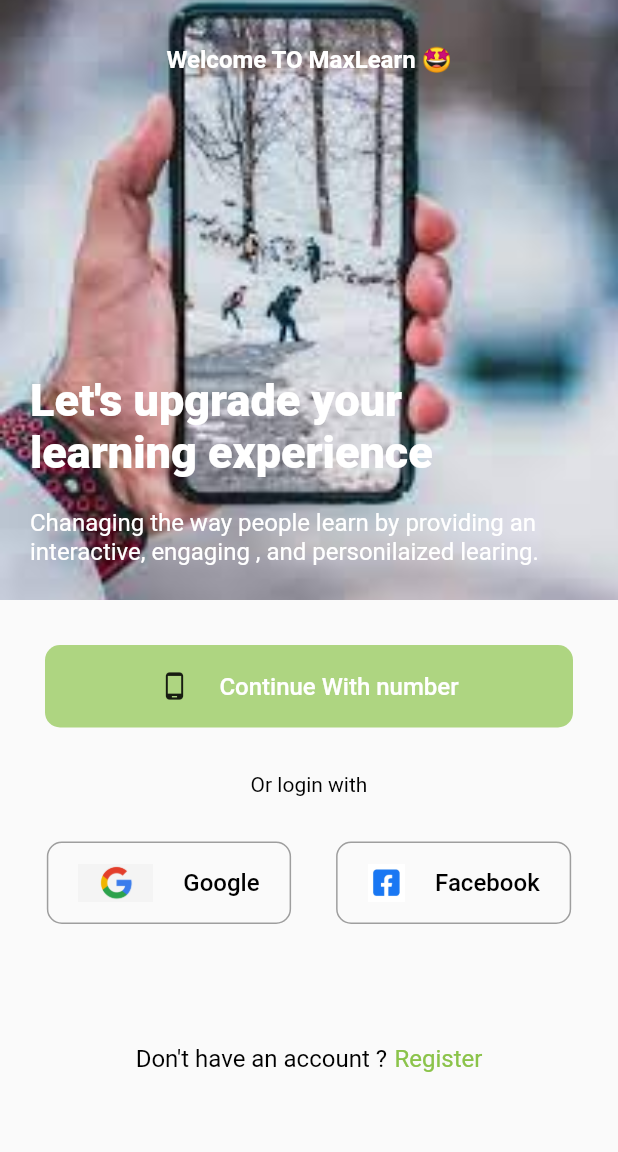
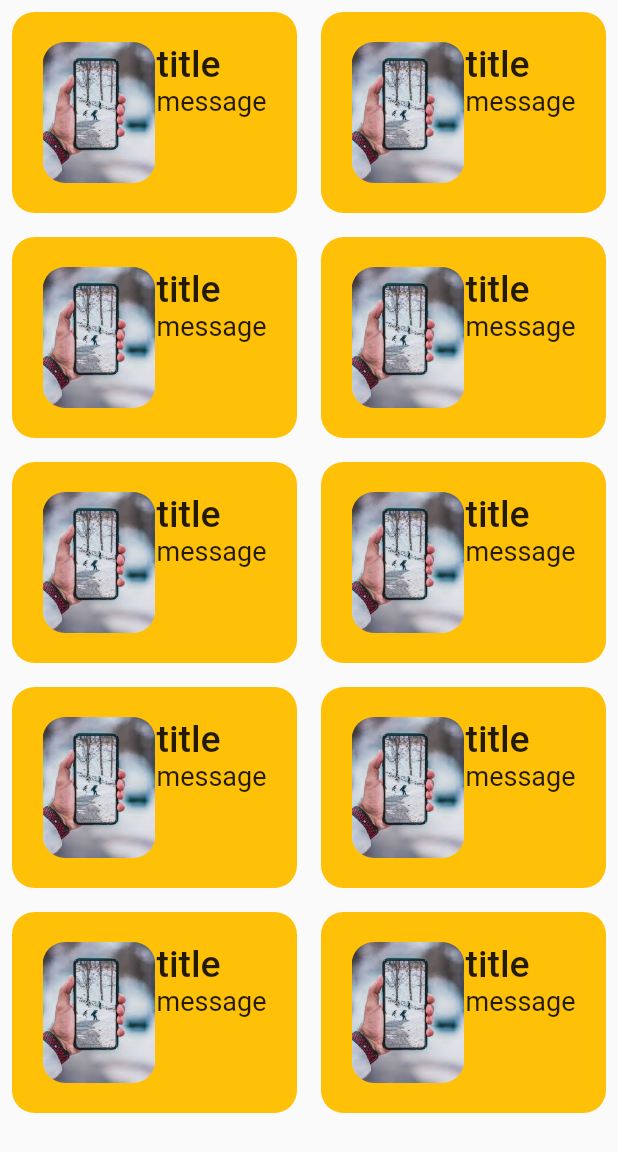
Before and after one commit to AyushKrSingh000/gdsc-workshop, a Flutter app: the screen it shows after launch, after a tap on "Continue With number", on a phone screen of 412 x 824 dp. Shown: the top 1152 px of the screen. Run offline on Flutter 3.47's test engine with Material 2 defaults, Android fonts, the phone set to English and light mode, and no system bars.

Commit message:
8th august

```diff
--- /dev/null
+++ b/lib/grid_view_screen.dart
@@ -0,0 +1,34 @@
+import 'package:demo_gdsc/models/card_data.dart';
+import 'package:demo_gdsc/widgets/custom_card.dart';
+import 'package:flutter/material.dart';
+
+class GridViewScreen extends StatelessWidget {
+  const GridViewScreen({super.key});
+
+  @override
+  Widget build(BuildContext context) {
+    return Scaffold(
+      body: Column(
+        children: [
+          GridView.builder(
+            shrinkWrap: true,
+            gridDelegate: const SliverGridDelegateWithFixedCrossAxisCount(
+              crossAxisCount: 2,
+              mainAxisExtent: 150,
+            ),
+            itemBuilder: (context, index) => const Padding(
+              padding: EdgeInsets.all(8.0),
+              child: CustomCard(
+                cardData: CardData(
+                    image: 'assets/images/phone.jpeg',
+                    message: 'message',
+                    title: 'title'),
+              ),
+            ),
+            itemCount: 10,
+          ),
+        ],
+      ),
+    );
+  }
+}
--- a/lib/home_page.dart
+++ b/lib/home_page.dart
@@ -77,15 +77,7 @@ class _HomeScreenState extends State<HomeScreen> {
                 padding: const EdgeInsets.symmetric(horizontal: 30),
                 child: GestureDetector(
                   onTap: () {
-                    isChnaged = !isChnaged;
-
-                    setState(() {});
-
-                    // Navigator.of(context).push(
-                    //   MaterialPageRoute(
-                    //     builder: (context) => const WelcomeScreen(),
-                    //   ),
-                    // );
+                    Navigator.pushNamed(context, '/grid-view');
                   },
                   child: Container(
                     height: 55,
--- a/lib/main.dart
+++ b/lib/main.dart
@@ -1,5 +1,8 @@
+import 'package:demo_gdsc/grid_view_screen.dart';
 import 'package:demo_gdsc/home_page.dart';
+import 'package:demo_gdsc/list_view_screen.dart';
 import 'package:demo_gdsc/weclome_screen.dart';
+
 import 'package:flutter/material.dart';
 
 void main() {
@@ -13,9 +16,15 @@ class MyApp extends StatelessWidget {
 
   @override
   Widget build(BuildContext context) {
-    return const MaterialApp(
+    return MaterialApp(
       title: 'Demo GDSC',
-      home: HomeScreen(),
+      initialRoute: '/',
+      routes: {
+        '/': (context) => HomeScreen(),
+        '/welcome': (context) => WelcomeScreen(),
+        '/list-view': (context) => ListViewScreen(),
+        '/grid-view': (context) => GridViewScreen(),
+      },
     );
   }
 }
--- /dev/null
+++ b/lib/models/card_data.dart
@@ -0,0 +1,11 @@
+class CardData {
+  final String title;
+  final String image;
+  final String message;
+
+  const CardData({
+    required this.image,
+    required this.message,
+    required this.title,
+  });
+}
--- /dev/null
+++ b/lib/widgets/custom_card.dart
@@ -0,0 +1,53 @@
+import 'package:demo_gdsc/models/card_data.dart';
+import 'package:flutter/material.dart';
+
+class CustomCard extends StatelessWidget {
+  final CardData cardData;
+  const CustomCard({
+    super.key,
+    required this.cardData,
+  });
+
+  @override
+  Widget build(BuildContext context) {
+    return Container(
+      decoration: BoxDecoration(
+        borderRadius: BorderRadius.circular(15),
+        color: Colors.amber,
+      ),
+      height: 120,
+      child: Padding(
+        padding: const EdgeInsets.symmetric(horizontal: 20, vertical: 20),
+        child: Row(
+          mainAxisAlignment: MainAxisAlignment.spaceAround,
+          children: [
+            ClipRRect(
+              borderRadius: BorderRadius.circular(15),
+              child: Image.asset(
+                cardData.image,
+              ),
+            ),
+            Column(
+              crossAxisAlignment: CrossAxisAlignment.start,
+              children: [
+                Text(
+                  cardData.title,
+                  style: TextStyle(
+                    fontSize: 25,
+                    fontWeight: FontWeight.w500,
+                  ),
+                ),
+                Text(
+                  cardData.message,
+                  style: TextStyle(
+                    fontSize: 18,
+                  ),
+                ),
+              ],
+            )
+          ],
+        ),
+      ),
+    );
+  }
+}
```
Also changed, not shown: lib/list_view_screen.dart (added, +59 -0 lines), lib/widgets/heading_Section.dart (added, +24 -0 lines).
